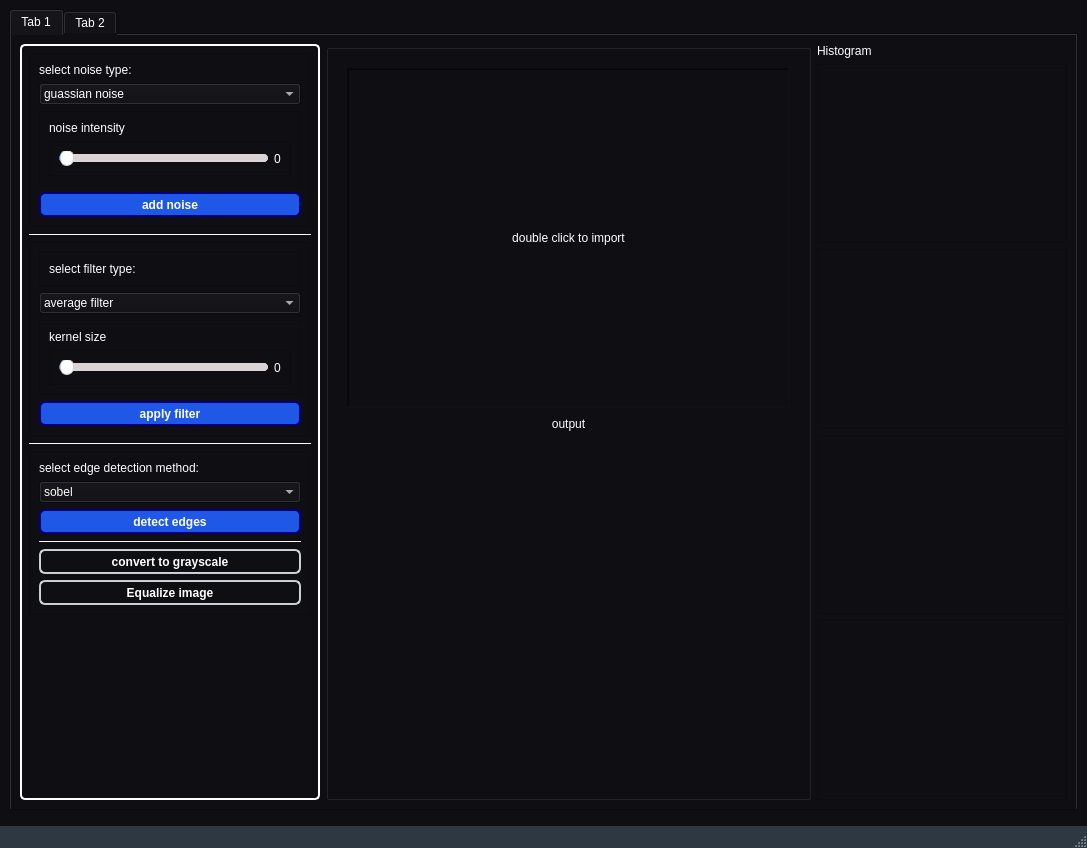
Above: ui_2.ui from Eagle-E-Y-E/Cleanser before the change. Below: the same form after it.
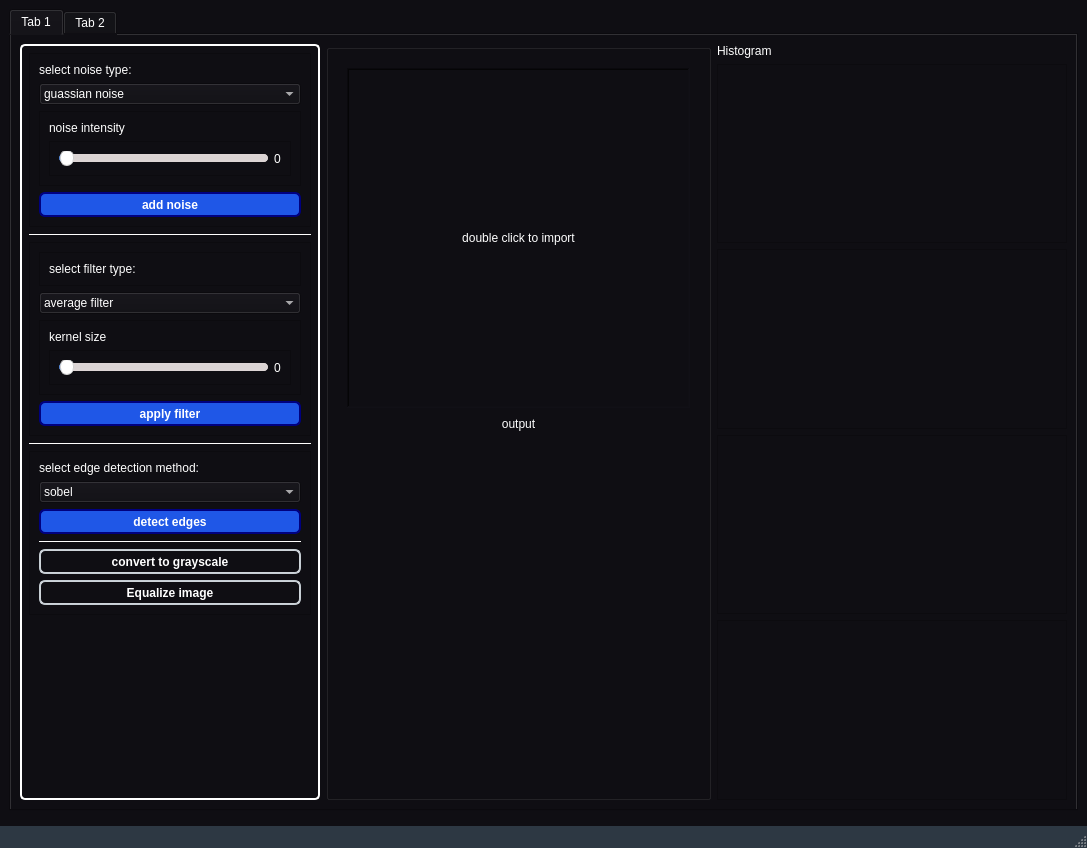
That is the form after the change. Icons and pictures are not drawn.

The edit to the form file:
```diff
--- a/ui_2.ui
+++ b/ui_2.ui
@@ -1375,7 +1375,7 @@
              <widget class="QGraphicsView" name="histogram_1">
               <property name="maximumSize">
                <size>
-                <width>250</width>
+                <width>350</width>
                 <height>16777215</height>
                </size>
               </property>
@@ -1385,7 +1385,7 @@
              <widget class="QGraphicsView" name="histogram_2">
               <property name="maximumSize">
                <size>
-                <width>250</width>
+                <width>350</width>
                 <height>16777215</height>
                </size>
               </property>
@@ -1395,7 +1395,7 @@
              <widget class="QGraphicsView" name="histogram_3">
               <property name="maximumSize">
                <size>
-                <width>250</width>
+                <width>350</width>
                 <height>16777215</height>
                </size>
               </property>
@@ -1405,7 +1405,7 @@
              <widget class="QGraphicsView" name="histogram_4">
               <property name="maximumSize">
                <size>
-                <width>250</width>
+                <width>350</width>
                 <height>16777215</height>
                </size>
               </property>
```
